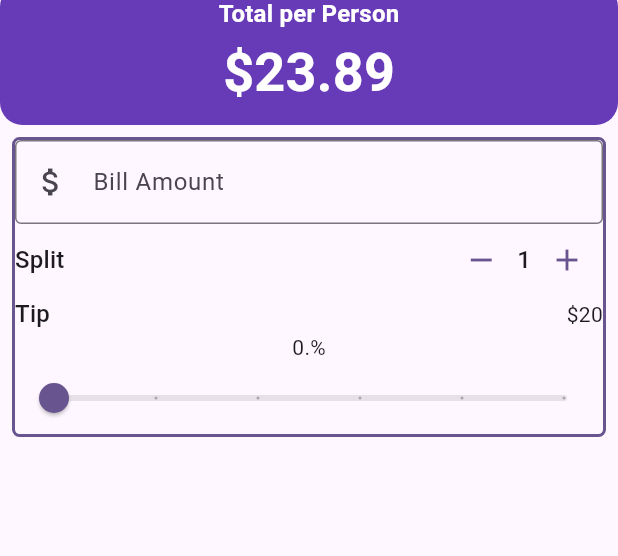
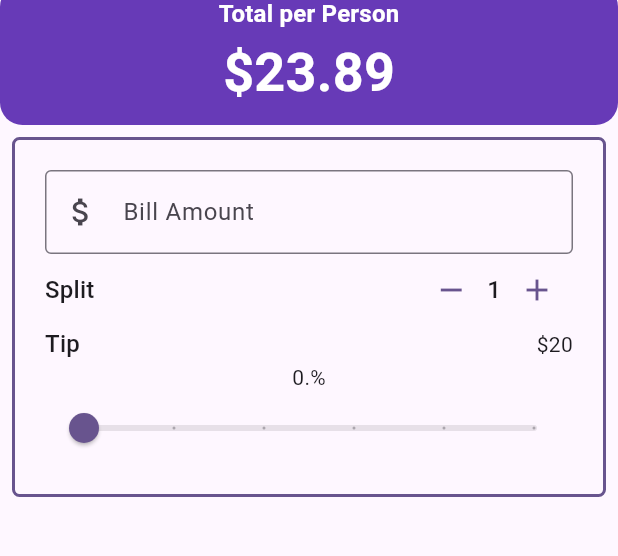
Before and after one commit to robiulju/ZenDot_Practice, a Flutter app: the screen it shows after launch, on a phone screen of 412 x 824 dp, the part 100-656 px from its top. Run offline on Flutter 3.47's test engine with Material 3 defaults, Android fonts, the phone set to English and light mode, and no system bars.

Commit message:
Refactor BillAmount Field

```diff
--- a/lib/main.dart
+++ b/lib/main.dart
@@ -1,4 +1,5 @@
 import 'package:flutter/material.dart';
+import 'package:utip/widgets/bill_amount_field.dart';
 import 'package:utip/widgets/person_counter.dart';
 import 'package:utip/widgets/tip_slider.dart';
 
@@ -90,20 +91,17 @@ class _UTipState extends State<UTip> {
             child: Container(
               // width: 100,
               // height: 100,
+              padding: EdgeInsets.all(20),
               decoration: BoxDecoration(
                   borderRadius: BorderRadius.circular(5),
                   border:
                       Border.all(color: theme.colorScheme.primary, width: 2)),
               child: Column(
                 children: [
-                  TextField(
-                    decoration: const InputDecoration(
-                        border: OutlineInputBorder(),
-                        prefixIcon: Icon(Icons.attach_money),
-                        labelText: "Bill Amount"),
-                    keyboardType: TextInputType.number,
-                    onChanged: (String value) {
-                      print("Value: $value");
+                  BillAmountField(
+                    billAmount: "100",
+                    onChanged: (value) {
+                      print(value);
                     },
                   ),
                   Row(
--- /dev/null
+++ b/lib/widgets/bill_amount_field.dart
@@ -0,0 +1,26 @@
+import "package:flutter/material.dart";
+
+class BillAmountField extends StatelessWidget {
+  const BillAmountField({
+    super.key,
+    required this.billAmount,
+    required this.onChanged,
+  });
+
+  final String billAmount;
+  final ValueChanged<String> onChanged;
+
+  @override
+  Widget build(BuildContext context) {
+    return TextField(
+      decoration: const InputDecoration(
+          border: OutlineInputBorder(),
+          prefixIcon: Icon(Icons.attach_money),
+          labelText: "Bill Amount"),
+      keyboardType: TextInputType.number,
+      onChanged: (String value) {
+        onChanged(value);
+      },
+    );
+  }
+}
```
